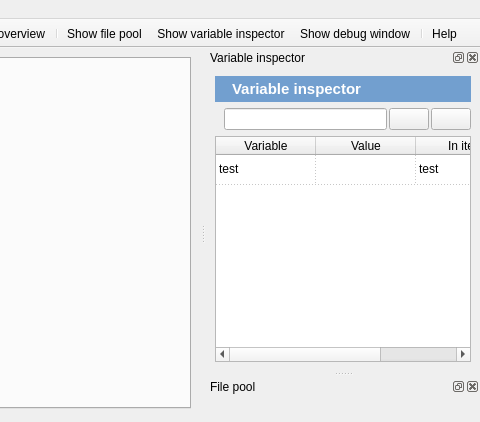
Old version of the form resources/opensesame.ui in the repository open-cogsci/OpenSesame; both pictures show x 520 to 1000 and y 0 to 422 of the 1000 by 707 pixel window.
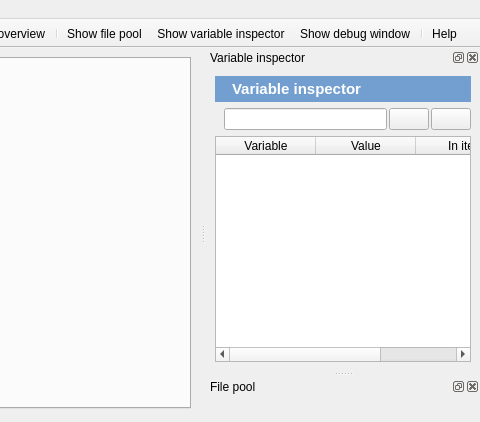
New version of the form. Icons and pictures are not drawn. Custom widgets are drawn as their Qt base class.

Diff of the .ui file:
```diff
--- a/resources/opensesame.ui
+++ b/resources/opensesame.ui
@@ -342,11 +342,6 @@
        <attribute name="verticalHeaderCascadingSectionResizes">
         <bool>true</bool>
        </attribute>
-       <row>
-        <property name="text">
-         <string>test</string>
-        </property>
-       </row>
        <column>
         <property name="text">
          <string>Variable</string>
@@ -362,16 +357,6 @@
          <string>In item</string>
         </property>
        </column>
-       <item row="0" column="0">
-        <property name="text">
-         <string>test</string>
-        </property>
-       </item>
-       <item row="0" column="2">
-        <property name="text">
-         <string>test</string>
-        </property>
-       </item>
       </widget>
      </item>
     </layout>
@@ -988,6 +973,11 @@
    <extends>QStatusBar</extends>
    <header>statusbar.h</header>
   </customwidget>
+  <customwidget>
+   <class>variable_inspector</class>
+   <extends>QTableWidget</extends>
+   <header>variable_inspector.h</header>
+  </customwidget>
  </customwidgets>
  <resources>
   <include location="icons.qrc"/>
```
Left out of the diff: 2 changed lines with no effect on the pictures.
